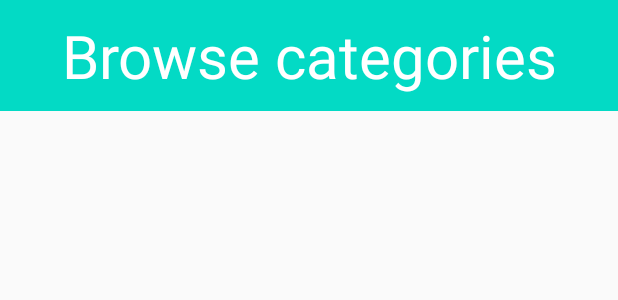
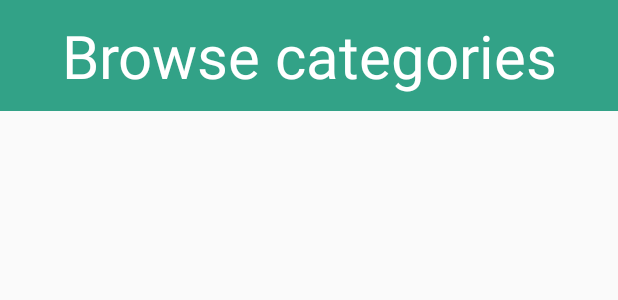
Before and after one commit to lifereze/Android-IP3, an Android app: the layout activity_main.xml on its own in the app's theme, with its tools: preview values and no code run, on a phone screen of 412 x 824 dp. Shown: the top 300 px of the screen. Run offline under Robolectric (Android 15) with nearby library versions, the phone set to English and light mode, and no system bars.

Commit message:
add a color xml

```diff
--- a/app/src/main/res/values/colors.xml
+++ b/app/src/main/res/values/colors.xml
@@ -1,6 +1,7 @@
 <?xml version="1.0" encoding="utf-8"?>
 <resources>
-    <color name="colorPrimary">#6200EE</color>
-    <color name="colorPrimaryDark">#3700B3</color>
-    <color name="colorAccent">#03DAC5</color>
+    <color name="colorPrimary">#095256</color>
+    <color name="colorBackground">#82D4BB</color>
+    <color name="colorPrimaryDark">#095256</color>
+    <color name="colorAccent">#32A287</color>
 </resources>
```
